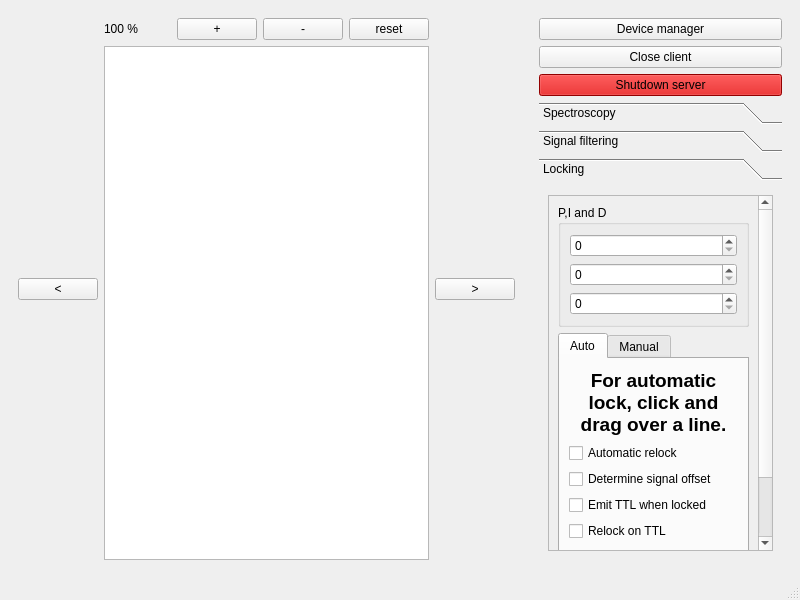
Before: the Qt Designer form spectrolock/client/ui/main_window.ui in linien-org/linien, drawn with Qt 5.
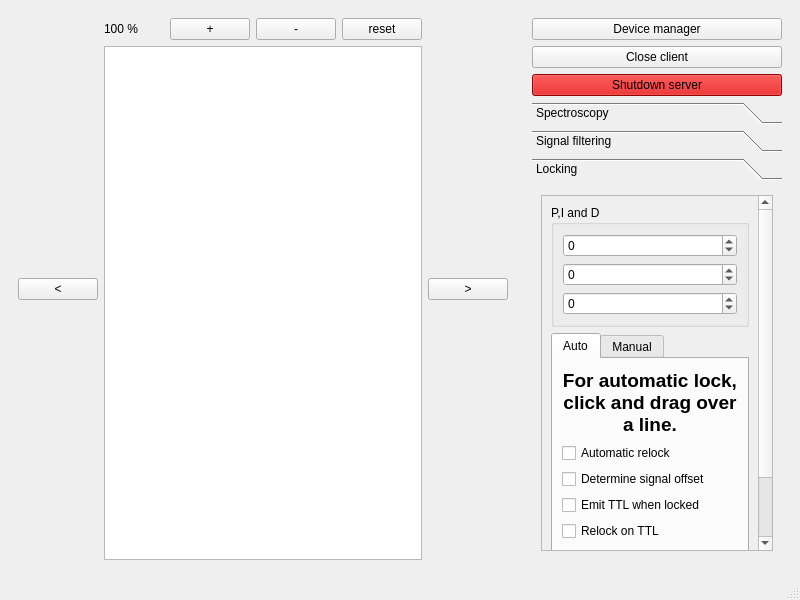
After: the same form once the commit is applied. The open tabs and pages were chosen to show the change. Custom widgets are drawn as their Qt base class.

Diff of the .ui file:
```diff
--- a/spectrolock/client/ui/main_window.ui
+++ b/spectrolock/client/ui/main_window.ui
@@ -89,6 +89,12 @@
     </item>
     <item>
      <widget class="RightPanel" name="rightPanel" native="true">
+      <property name="minimumSize">
+       <size>
+        <width>250</width>
+        <height>0</height>
+       </size>
+      </property>
       <layout class="QVBoxLayout" name="verticalLayout_11">
        <item>
         <widget class="QPushButton" name="openDeviceManagerButton">
@@ -244,6 +250,15 @@
               </color>
              </brush>
             </colorrole>
+            <colorrole role="PlaceholderText">
+             <brush brushstyle="NoBrush">
+              <color alpha="128">
+               <red>0</red>
+               <green>0</green>
+               <blue>0</blue>
+              </color>
+             </brush>
+            </colorrole>
            </active>
            <inactive>
             <colorrole role="WindowText">
@@ -381,6 +396,15 @@
               </color>
              </brush>
             </colorrole>
+            <colorrole role="PlaceholderText">
+             <brush brushstyle="NoBrush">
+              <color alpha="128">
+               <red>0</red>
+               <green>0</green>
+               <blue>0</blue>
+              </color>
+             </brush>
+            </colorrole>
            </inactive>
            <disabled>
             <colorrole role="WindowText">
@@ -518,6 +542,15 @@
               </color>
              </brush>
             </colorrole>
+            <colorrole role="PlaceholderText">
+             <brush brushstyle="NoBrush">
+              <color alpha="128">
+               <red>0</red>
+               <green>0</green>
+               <blue>0</blue>
+              </color>
+             </brush>
+            </colorrole>
            </disabled>
           </palette>
          </property>
@@ -537,6 +570,12 @@
            <verstretch>0</verstretch>
           </sizepolicy>
          </property>
+         <property name="minimumSize">
+          <size>
+           <width>250</width>
+           <height>0</height>
+          </size>
+         </property>
          <property name="currentIndex">
           <number>2</number>
          </property>
@@ -739,7 +778,7 @@
            <rect>
             <x>0</x>
             <y>0</y>
-            <width>234</width>
+            <width>250</width>
             <height>303</height>
            </rect>
           </property>
@@ -762,9 +801,9 @@
               <property name="geometry">
                <rect>
                 <x>0</x>
-                <y>-233</y>
-                <width>218</width>
-                <height>506</height>
+                <y>0</y>
+                <width>220</width>
+                <height>504</height>
                </rect>
               </property>
               <layout class="QVBoxLayout" name="verticalLayout_8">
@@ -781,10 +820,24 @@
                  </property>
                  <layout class="QVBoxLayout" name="verticalLayout_6">
                   <item>
-                   <widget class="QSpinBox" name="kp"/>
+                   <widget class="QSpinBox" name="kp">
+                    <property name="minimum">
+                     <number>-8192</number>
+                    </property>
+                    <property name="maximum">
+                     <number>8191</number>
+                    </property>
+                   </widget>
                   </item>
                   <item>
-                   <widget class="QSpinBox" name="ki"/>
+                   <widget class="QSpinBox" name="ki">
+                    <property name="minimum">
+                     <number>-8192</number>
+                    </property>
+                    <property name="maximum">
+                     <number>8191</number>
+                    </property>
+                   </widget>
                   </item>
                   <item>
                    <widget class="QSpinBox" name="kd">
@@ -794,6 +847,12 @@
                       <verstretch>0</verstretch>
                      </sizepolicy>
                     </property>
+                    <property name="minimum">
+                     <number>-8192</number>
+                    </property>
+                    <property name="maximum">
+                     <number>8191</number>
+                    </property>
                    </widget>
                   </item>
                  </layout>
```
Left out of the diff: 68 changed lines with no effect on the pictures.
